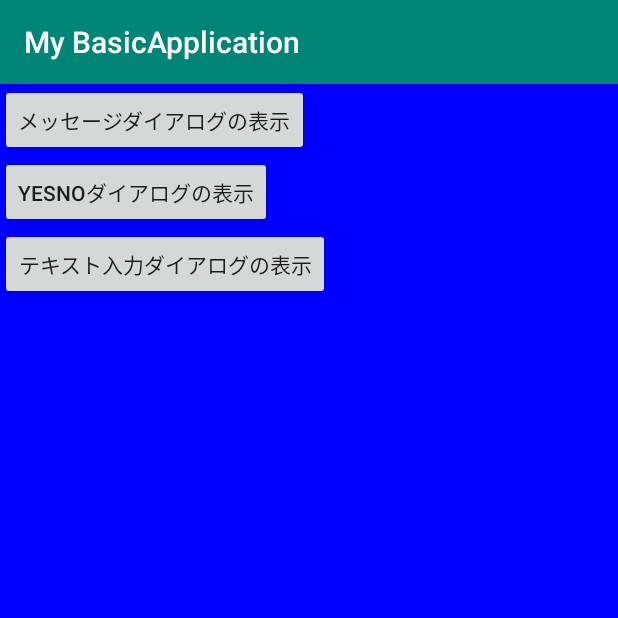
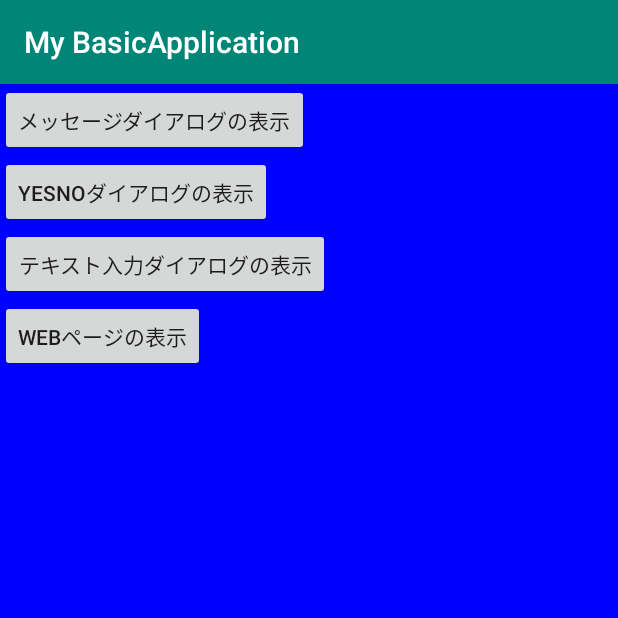
Before and after one commit to arlly/AndroidStudy, an Android app: the screen it shows after launch (MainActivity), after a tap on "メッセージダイアログの表示", on a phone screen of 412 x 824 dp, the top half of it. Run offline under Robolectric (Android 15) with nearby library versions, the phone set to English and light mode, and no system bars.

Commit message:
Webビューを実装した。

```diff
--- a/app/src/main/java/com/example/mybasicapplication/MainActivity.java
+++ b/app/src/main/java/com/example/mybasicapplication/MainActivity.java
@@ -1,8 +1,14 @@
 package com.example.mybasicapplication;
 
 import androidx.appcompat.app.AppCompatActivity;
+import androidx.fragment.app.DialogFragment;
 
+import android.app.Activity;
+import android.app.AlertDialog;
+import android.app.Dialog;
+import android.content.Intent;
 import android.graphics.Color;
+import android.net.Uri;
 import android.os.Bundle;
 import android.view.View;
 import android.widget.Button;
@@ -15,7 +21,7 @@ public class MainActivity extends AppCompatActivity implements View.OnClickListe
     private final static String TAG_MESSAGE = "0";
     private final static String TAG_YESNO = "1";
     private final static String TAG_TEXT = "2";
-    private final static String TAG_IMAGE = "3";
+    private final static String TAG_WEB = "3";
 
 
     @Override
@@ -31,10 +37,15 @@ public class MainActivity extends AppCompatActivity implements View.OnClickListe
         layout.addView(makeButton("メッセージダイアログの表示", TAG_MESSAGE));
         layout.addView(makeButton("YesNoダイアログの表示", TAG_YESNO));
         layout.addView(makeButton("テキスト入力ダイアログの表示", TAG_TEXT));
-
-
+        layout.addView(makeButton("WEBページの表示", TAG_WEB));
     }
 
+    /**
+     *
+     * @param text
+     * @param tag
+     * @return
+     */
     private Button makeButton(String text, String tag) {
         Button button = new Button(this);
         button.setText(text);
@@ -50,11 +61,20 @@ public class MainActivity extends AppCompatActivity implements View.OnClickListe
     public void changeLabel(View view) {
         TextView tv = (TextView) findViewById(R.id.chage);
         tv.setText("ありまろ！！");
-
     }
 
+
+
+    /**
+     *
+     * @param view
+     */
     public void onClick(View view) {
-        //
+        String tag = (String) view.getTag();
+
+        if (TAG_WEB.equals(tag)) {
+            Intent intent = new Intent("android.intent.action.VIEW", Uri.parse("https://www.yahoo.co.jp"));
+            startActivity(intent);
+        }
     }
-
 }
```
